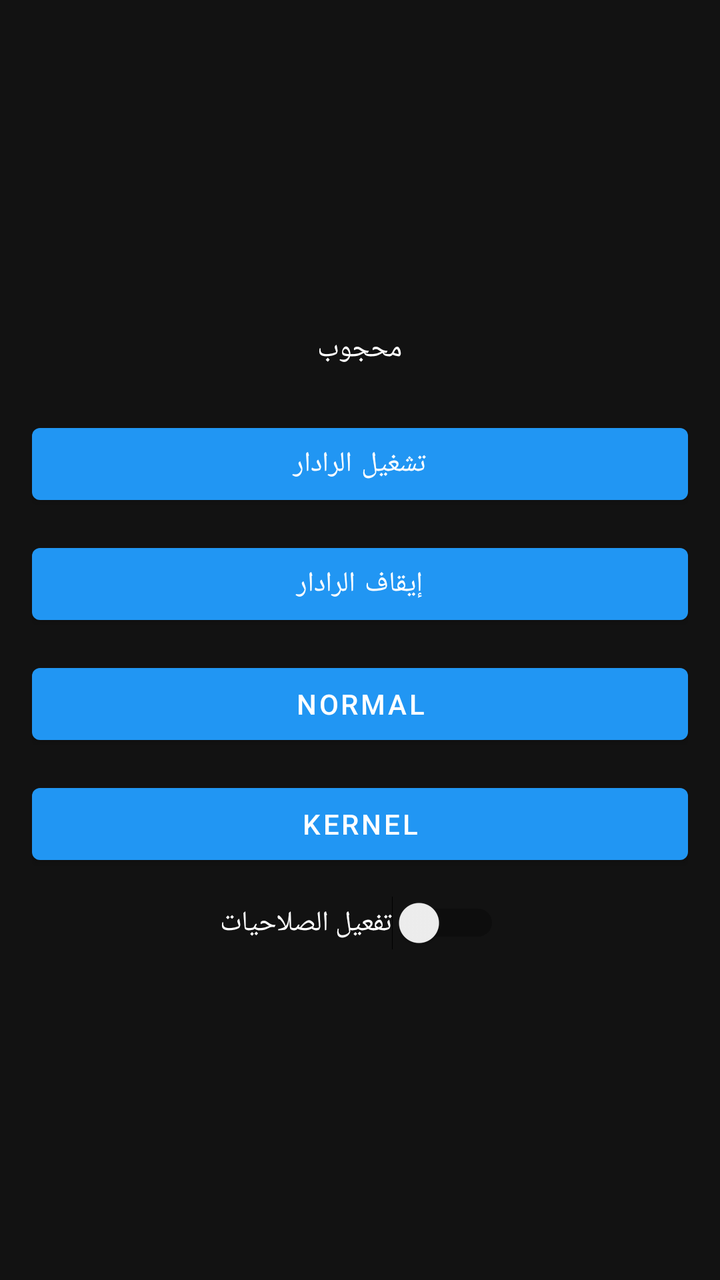
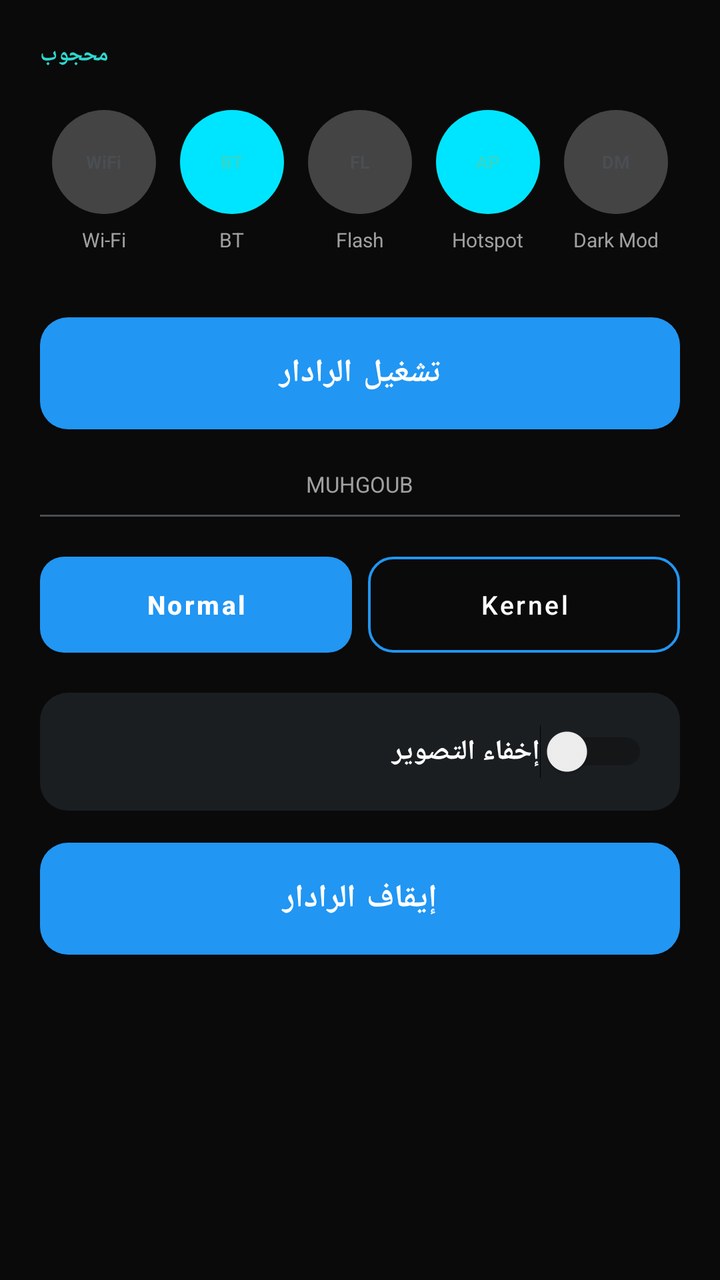

Two renders of the same Android screen: before a commit and after it. Below are the layout's source before the change and the commit's diff.
<!-- AndroidManifest.xml: application theme Theme.MuhgoubHUD -->
<!-- res/layout/activity_main.xml -->
<?xml version="1.0" encoding="utf-8"?>
<LinearLayout xmlns:android="http://schemas.android.com/apk/res/android"
    android:layout_width="match_parent"
    android:layout_height="match_parent"
    android:orientation="vertical"
    android:gravity="center"
    android:padding="16dp"
    android:background="#121212">

    
    <TextView
        android:id="@+id/tvMahgoub"
        android:layout_width="wrap_content"
        android:layout_height="wrap_content"
        android:text="محجوب"
        android:textSize="14sp"
        android:textColor="#FFFFFF"
        android:layout_marginBottom="24dp"/>

    <Button
        android:id="@+id/btnLaunchPanel"
        android:layout_width="match_parent"
        android:layout_height="wrap_content"
        android:text="تشغيل الرادار"
        android:layout_marginBottom="12dp"/>

    <Button
        android:id="@+id/btnStopPanel"
        android:layout_width="match_parent"
        android:layout_height="wrap_content"
        android:text="إيقاف الرادار"
        android:layout_marginBottom="12dp"/>

    <Button
        android:id="@+id/btnModeNormal"
        android:layout_width="match_parent"
        android:layout_height="wrap_content"
        android:text="Normal"
        android:layout_marginBottom="12dp"/>

    <Button
        android:id="@+id/btnModeTurbo"
        android:layout_width="match_parent"
        android:layout_height="wrap_content"
        android:text="Kernel"
        android:layout_marginBottom="12dp"/>

    <Switch
        android:id="@+id/switchPermission"
        android:layout_width="wrap_content"
        android:layout_height="wrap_content"
        android:text="تفعيل الصلاحيات"
        android:textColor="#FFFFFF"/>

</LinearLayout>
<!-- resources referenced by this layout -->
<resources>
  <style name="Theme.MuhgoubHUD" parent="Theme.MaterialComponents.DayNight.NoActionBar">
          <item name="colorPrimary">@color/accent</item>
          <item name="colorPrimaryDark">@color/pure_black</item>
          <item name="colorAccent">@color/cyan_accent</item>
          <item name="android:windowBackground">@color/bg_dark</item>
          <item name="android:statusBarColor">@color/pure_black</item>
          <item name="android:navigationBarColor">@color/pure_black</item>
          <item name="android:windowLightStatusBar" tools:targetApi="m">false</item>
      </style>
  <color name="accent">#FF2196F3</color>
  <color name="pure_black">#FF000000</color>
  <color name="cyan_accent">#FF2FD8CE</color>
  <color name="bg_dark">#FF0A0A0A</color>
</resources>

<!-- the commit's change to res/layout/activity_main.xml (unified diff, before → after) -->
@@ -1,55 +1,275 @@
 <?xml version="1.0" encoding="utf-8"?>
-<LinearLayout xmlns:android="http://schemas.android.com/apk/res/android"
+<ScrollView xmlns:android="http://schemas.android.com/apk/res/android"
     android:layout_width="match_parent"
     android:layout_height="match_parent"
-    android:orientation="vertical"
-    android:gravity="center"
-    android:padding="16dp"
-    android:background="#121212">
-
-    
-    <TextView
-        android:id="@+id/tvMahgoub"
-        android:layout_width="wrap_content"
-        android:layout_height="wrap_content"
-        android:text="محجوب"
-        android:textSize="14sp"
-        android:textColor="#FFFFFF"
-        android:layout_marginBottom="24dp"/>
-
-    <Button
-        android:id="@+id/btnLaunchPanel"
+    android:background="@color/bg_dark">
+
+    <LinearLayout
         android:layout_width="match_parent"
         android:layout_height="wrap_content"
-        android:text="تشغيل الرادار"
-        android:layout_marginBottom="12dp"/>
-
-    <Button
-        android:id="@+id/btnStopPanel"
-        android:layout_width="match_parent"
-        android:layout_height="wrap_content"
-        android:text="إيقاف الرادار"
-        android:layout_marginBottom="12dp"/>
-
-    <Button
-        android:id="@+id/btnModeNormal"
-        android:layout_width="match_parent"
-        android:layout_height="wrap_content"
-        android:text="Normal"
-        android:layout_marginBottom="12dp"/>
-
-    <Button
-        android:id="@+id/btnModeTurbo"
-        android:layout_width="match_parent"
-        android:layout_height="wrap_content"
-        android:text="Kernel"
-        android:layout_marginBottom="12dp"/>
-
-    <Switch
-        android:id="@+id/switchPermission"
-        android:layout_width="wrap_content"
-        android:layout_height="wrap_content"
-        android:text="تفعيل الصلاحيات"
-        android:textColor="#FFFFFF"/>
-
-</LinearLayout>
+        android:orientation="vertical"
+        android:padding="20dp">
+
+        <TextView
+            android:id="@+id/tvMahgoub"
+            android:layout_width="match_parent"
+            android:layout_height="wrap_content"
+            android:gravity="end"
+            android:text="محجوب"
+            android:textColor="@color/cyan_accent"
+            android:textSize="11sp"
+            android:textStyle="bold" />
+
+        <LinearLayout
+            android:layout_width="match_parent"
+            android:layout_height="wrap_content"
+            android:layout_marginTop="20dp"
+            android:orientation="horizontal"
+            android:weightSum="5">
+
+            <LinearLayout
+                android:layout_width="0dp"
+                android:layout_height="wrap_content"
+                android:layout_weight="1"
+                android:gravity="center"
+                android:orientation="vertical">
+                <FrameLayout
+                    android:layout_width="52dp"
+                    android:layout_height="52dp"
+                    android:background="@drawable/bg_icon_circle_gray">
+                    <TextView
+                        android:layout_width="wrap_content"
+                        android:layout_height="wrap_content"
+                        android:layout_gravity="center"
+                        android:text="WiFi"
+                        android:textColor="@color/icon_circle_gray"
+                        android:textSize="9sp"
+                        android:textStyle="bold" />
+                </FrameLayout>
+                <TextView
+                    android:layout_width="wrap_content"
+                    android:layout_height="wrap_content"
+                    android:layout_marginTop="6dp"
+                    android:text="@string/tool_wifi"
+                    android:textColor="@color/text_secondary"
+                    android:textSize="10sp" />
+            </LinearLayout>
+
+            <LinearLayout
+                android:layout_width="0dp"
+                android:layout_height="wrap_content"
+                android:layout_weight="1"
+                android:gravity="center"
+                android:orientation="vertical">
+                <FrameLayout
+                    android:layout_width="52dp"
+                    android:layout_height="52dp"
+                    android:background="@drawable/bg_icon_circle_accent">
+                    <TextView
+                        android:layout_width="wrap_content"
+                        android:layout_height="wrap_content"
+                        android:layout_gravity="center"
+                        android:text="BT"
+                        android:textColor="@color/cyan_accent"
+                        android:textSize="9sp"
+                        android:textStyle="bold" />
+                </FrameLayout>
+                <TextView
+                    android:layout_width="wrap_content"
+                    android:layout_height="wrap_content"
+                    android:layout_marginTop="6dp"
+                    android:text="@string/tool_bluetooth"
+                    android:textColor="@color/text_secondary"
+                    android:textSize="10sp" />
+            </LinearLayout>
+
+            <LinearLayout
+                android:layout_width="0dp"
+                android:layout_height="wrap_content"
+                android:layout_weight="1"
+                android:gravity="center"
+                android:orientation="vertical">
+                <FrameLayout
+                    android:layout_width="52dp"
+                    android:layout_height="52dp"
+                    android:background="@drawable/bg_icon_circle_gray">
+                    <TextView
+                        android:layout_width="wrap_content"
+                        android:layout_height="wrap_content"
+                        android:layout_gravity="center"
+                        android:text="FL"
+                        android:textColor="@color/icon_circle_gray"
+                        android:textSize="9sp"
+                        android:textStyle="bold" />
+                </FrameLayout>
+                <TextView
+                    android:layout_width="wrap_content"
+                    android:layout_height="wrap_content"
+                    android:layout_marginTop="6dp"
+                    android:text="@string/tool_flashlight"
+                    android:textColor="@color/text_secondary"
+                    android:textSize="10sp" />
+            </LinearLayout>
+
+            <LinearLayout
+                android:layout_width="0dp"
+                android:layout_height="wrap_content"
+                android:layout_weight="1"
+                android:gravity="center"
+                android:orientation="vertical">
+                <FrameLayout
+                    android:layout_width="52dp"
+                    android:layout_height="52dp"
+                    android:background="@drawable/bg_icon_circle_accent">
+                    <TextView
+                        android:layout_width="wrap_content"
+                        android:layout_height="wrap_content"
+                        android:layout_gravity="center"
+                        android:text="AP"
+                        android:textColor="@color/cyan_accent"
+                        android:textSize="9sp"
+                        android:textStyle="bold" />
+                </FrameLayout>
+                <TextView
+                    android:layout_width="wrap_content"
+                    android:layout_height="wrap_content"
+                    android:layout_marginTop="6dp"
+                    android:text="@string/tool_hotspot"
+                    android:textColor="@color/text_secondary"
+                    android:textSize="10sp" />
+            </LinearLayout>
+
+            <LinearLayout
+                android:layout_width="0dp"
+                android:layout_height="wrap_content"
+                android:layout_weight="1"
+                android:gravity="center"
+                android:orientation="vertical">
+                <FrameLayout
+                    android:layout_width="52dp"
+                    android:layout_height="52dp"
+                    android:background="@drawable/bg_icon_circle_gray">
+                    <TextView
+                        android:layout_width="wrap_content"
+                        android:layout_height="wrap_content"
+                        android:layout_gravity="center"
+                        android:text="DM"
+                        android:textColor="@color/icon_circle_gray"
+                        android:textSize="9sp"
+                        android:textStyle="bold" />
+                </FrameLayout>
+                <TextView
+                    android:layout_width="wrap_content"
+                    android:layout_height="wrap_content"
+                    android:layout_marginTop="6dp"
+                    android:text="@string/tool_dark_mode"
+                    android:textColor="@color/text_secondary"
+                    android:textSize="10sp" />
+            </LinearLayout>
+
+        </LinearLayout>
+
+        
+        <Button
+            android:id="@+id/btnLaunchPanel"
+            android:layout_width="match_parent"
+            android:layout_height="56dp"
+            android:layout_marginTop="32dp"
+            android:background="@drawable/bg_main_button"
+            android:text="تشغيل الرادار"
+            android:textAllCaps="false"
+            android:textColor="@color/white"
+            android:textSize="16sp"
+            android:textStyle="bold" />
+
+        <TextView
+            android:layout_width="wrap_content"
+            android:layout_height="wrap_content"
+            android:layout_marginTop="20dp"
+            android:layout_gravity="center"
+            android:text="@string/app_name"
+            android:textColor="@color/text_secondary"
+            android:textSize="11sp" />
+
+        <View
+            android:layout_width="match_parent"
+            android:layout_height="1dp"
+            android:layout_marginTop="8dp"
+            android:layout_marginBottom="20dp"
+            android:background="@color/icon_circle_gray" />
+
+        
+        <LinearLayout
+            android:layout_width="match_parent"
+            android:layout_height="wrap_content"
+            android:orientation="horizontal"
+            android:weightSum="2">
+
+            <Button
+                android:id="@+id/btnModeNormal"
+                android:layout_width="0dp"
+                android:layout_height="48dp"
+                android:layout_weight="1"
+                android:layout_marginEnd="8dp"
+                android:background="@drawable/bg_segment_filled"
+                android:text="Normal"
+                android:textAllCaps="false"
+                android:textColor="@color/white"
+                android:textSize="13sp"
+                android:textStyle="bold" />
+
+            <Button
+                android:id="@+id/btnModeTurbo"
+                android:layout_width="0dp"
+                android:layout_height="48dp"
+                android:layout_weight="1"
+                android:background="@drawable/bg_segment_outline"
+                android:text="Kernel"
+                android:textAllCaps="false"
+                android:textColor="@color/white"
+                android:textSize="13sp" />
+
+        </LinearLayout>
+
+        
+        <LinearLayout
+            android:layout_width="match_parent"
+            android:layout_height="wrap_content"
+            android:layout_marginTop="20dp"
+            android:background="@drawable/bg_overlay_card"
+            android:gravity="center_vertical"
+            android:orientation="horizontal"
+            android:padding="16dp">
+
+            <TextView
+                android:layout_width="0dp"
+                android:layout_height="wrap_content"
+                android:layout_weight="1"
+                android:text="إخفاء التصوير"
+                android:textColor="@color/text_primary"
+                android:textSize="14sp"
+                android:textStyle="bold" />
+
+            <Switch
+                android:id="@+id/switchPermission"
+                android:layout_width="wrap_content"
+                android:layout_height="wrap_content" />
+
+        </LinearLayout>
+
+        
+        <Button
+            android:id="@+id/btnStopPanel"
+            android:layout_width="match_parent"
+            android:layout_height="56dp"
+            android:layout_marginTop="16dp"
+            android:background="@drawable/bg_main_button"
+            android:text="إيقاف الرادار"
+            android:textAllCaps="false"
+            android:textColor="@color/white"
+            android:textSize="16sp"
+            android:textStyle="bold" />
+
+    </LinearLayout>
+
+</ScrollView>
<!-- resource entries referenced after the edit -->
@@ -9,9 +9,63 @@
           <item name="android:navigationBarColor">@color/pure_black</item>
           <item name="android:windowLightStatusBar" tools:targetApi="m">false</item>
       </style>
+  <color name="start_blue">#FF4B9FD6</color>
+  <color name="card_bg">#FF1B1E21</color>
+  <color name="teal_accent">#FF2FD8CE</color>
   <color name="accent">#FF2196F3</color>
   <color name="pure_black">#FF000000</color>
   <color name="cyan_accent">#FF2FD8CE</color>
+  <color name="icon_circle_gray">#FF4A4E52</color>
+  <color name="text_primary">#FFFFFFFF</color>
+  <color name="text_secondary">#FFA0A0A0</color>
+  <color name="white">#FFFFFFFF</color>
+  <!-- drawable bg_icon_circle_accent (drawable) -->
+  <?xml version="1.0" encoding="utf-8"?>
+  <shape xmlns:android="http://schemas.android.com/apk/res/android"
+      android:shape="oval">
+      <solid android:color="#00E5FF" />
+  </shape>
+  <!-- drawable bg_icon_circle_gray (drawable) -->
+  <?xml version="1.0" encoding="utf-8"?>
+  <shape xmlns:android="http://schemas.android.com/apk/res/android"
+      android:shape="oval">
+      <solid android:color="#444444" />
+  </shape>
+  <!-- drawable bg_main_button (drawable) -->
+  <?xml version="1.0" encoding="utf-8"?>
+  <shape xmlns:android="http://schemas.android.com/apk/res/android"
+      android:shape="rectangle">
+      <solid android:color="@color/start_blue" />
+      <corners android:radius="14dp" />
+  </shape>
+  <!-- drawable bg_overlay_card (drawable) -->
+  <?xml version="1.0" encoding="utf-8"?>
+  <shape xmlns:android="http://schemas.android.com/apk/res/android"
+      android:shape="rectangle">
+      <solid android:color="@color/card_bg" />
+      <corners android:radius="14dp" />
+  </shape>
+  <!-- drawable bg_segment_filled (drawable) -->
+  <?xml version="1.0" encoding="utf-8"?>
+  <shape xmlns:android="http://schemas.android.com/apk/res/android"
+      android:shape="rectangle">
+      <solid android:color="@color/teal_accent" />
+      <corners android:radius="12dp" />
+  </shape>
+  <!-- drawable bg_segment_outline (drawable) -->
+  <?xml version="1.0" encoding="utf-8"?>
+  <shape xmlns:android="http://schemas.android.com/apk/res/android"
+      android:shape="rectangle">
+      <solid android:color="@android:color/transparent" />
+      <stroke android:width="1.2dp" android:color="@color/text_secondary" />
+      <corners android:radius="12dp" />
+  </shape>
+  <string name="app_name">MUHGOUB</string>
+  <string name="tool_bluetooth">BT</string>
+  <string name="tool_dark_mode">Dark Mod</string>
+  <string name="tool_flashlight">Flash</string>
+  <string name="tool_hotspot">Hotspot</string>
+  <string name="tool_wifi">Wi-Fi</string>
   <color name="bg_dark">#FF0A0A0A</color>
 </resources>
 
